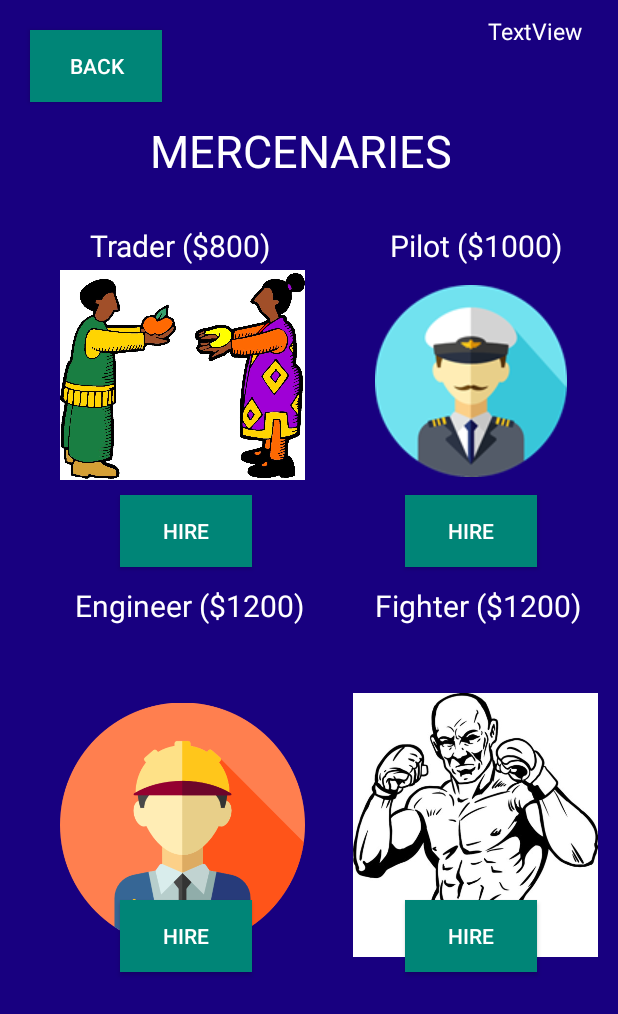
After one commit to marie077/Space-Traders, an Android app: the MercenaryActivity screen opened directly, with no data from a screen before it, on a phone screen of 412 x 824 dp. The commit adds this screen. Shown: the top 1014 px of the screen. Run offline under Robolectric (Android 15) with nearby library versions, the phone set to English and light mode, and no system bars; 1 statement that could not run was skipped.

Commit message:
mercen and politics

```diff
--- a/app/src/main/java/edu/gatech/cs2340/lab3newcomponents/entity/Player.java
+++ b/app/src/main/java/edu/gatech/cs2340/lab3newcomponents/entity/Player.java
@@ -109,7 +109,7 @@ public class Player implements Serializable {
         return politics;
     }
 
-    public void setPolitics(String pol) { politics = politics; }
+    public void setPolitics(String pol) { politics = pol; }
 
     public Difficulty getDifficulty() {return difficulty; }
 
--- a/app/src/main/java/edu/gatech/cs2340/lab3newcomponents/views/GameListActivity.java
+++ b/app/src/main/java/edu/gatech/cs2340/lab3newcomponents/views/GameListActivity.java
@@ -171,7 +171,7 @@ public class GameListActivity extends AppCompatActivity {
                                 String cargoList = (String) document.getData().get("cargoList");
                                 String planet = (String) document.getData().get("planet");
                                 String politics = (String) document.getData().get("politics");
-                                intent.putExtra("Player", new Player(name, difficulty, fighter, pilot, engineer, trader, money,cargoList, fuel, planet, politics));
+                                intent.putExtra("Player", new Player(name, difficulty, fighter, pilot, trader, engineer, money,cargoList, fuel, planet, politics));
                                 startActivity(intent);
                             }
                         }
--- a/app/src/main/java/edu/gatech/cs2340/lab3newcomponents/views/UniverseMapActivity.java
+++ b/app/src/main/java/edu/gatech/cs2340/lab3newcomponents/views/UniverseMapActivity.java
@@ -56,7 +56,7 @@ public class UniverseMapActivity extends AppCompatActivity {
             @Override
             public void onClick(View v) {
                 startActivity(new Intent(UniverseMapActivity.this, PlayActivity.class));
-                Intent intent = new Intent(UniverseMapActivity.this, PlayActivity.class);
+                final Intent intent = new Intent(UniverseMapActivity.this, PlayActivity.class);
                 player.setPlanet("Planet 1");
                 player.setPolitics("Anarchy");
                 player.setFuel(player.getFuel() - 10);
@@ -73,7 +73,7 @@ public class UniverseMapActivity extends AppCompatActivity {
                         .setCancelable(false)
                         .setNegativeButton("Ok", new DialogInterface.OnClickListener() {
                             public void onClick(DialogInterface dialog, int id) {
-                                dialog.cancel();
+                                dialog.dismiss();
                             }
                         });
                 AlertDialog alert = builder.create();
--- /dev/null
+++ b/app/src/main/res/layout/mercenary_screen.xml
@@ -0,0 +1,164 @@
+<?xml version="1.0" encoding="utf-8"?>
+<RelativeLayout
+    xmlns:android="http://schemas.android.com/apk/res/android"
+    xmlns:app="http://schemas.android.com/apk/res-auto"
+    xmlns:tools="http://schemas.android.com/tools"
+    android:layout_width="match_parent"
+    android:layout_height="match_parent"
+    android:background="#180080">
+
+    <Button
+        android:id="@+id/button"
+        android:layout_width="wrap_content"
+        android:layout_height="wrap_content"
+        android:background="@color/colorPrimary"
+        android:text="BACK"
+        android:textColor="@android:color/white"
+        tools:layout_editor_absoluteX="16dp"
+        android:layout_marginLeft="20dp"
+        android:layout_marginTop="20dp"
+        tools:layout_editor_absoluteY="32dp" />
+
+    <ImageView
+        android:id="@+id/imageViewtrader"
+        android:layout_width="163dp"
+        android:layout_height="420dp"
+        android:layout_marginLeft="40dp"
+        android:layout_marginTop="40dp"
+        app:srcCompat="@drawable/trader" />
+
+    <ImageView
+        android:id="@+id/imageViewpilot"
+        android:layout_width="wrap_content"
+        android:layout_height="wrap_content"
+        android:layout_marginLeft="250dp"
+        android:layout_marginTop="190dp"
+        app:srcCompat="@drawable/pilot" />
+
+    <ImageView
+        android:id="@+id/imageViewfighter"
+        android:layout_width="163dp"
+        android:layout_height="420dp"
+        android:layout_marginLeft="235dp"
+        android:layout_marginTop="340dp"
+        app:srcCompat="@drawable/fighter" />
+
+    <ImageView
+        android:id="@+id/imageViewengineer"
+        android:layout_width="163dp"
+        android:layout_height="420dp"
+        android:layout_marginLeft="40dp"
+        android:layout_marginTop="340dp"
+        app:srcCompat="@drawable/engineer" />
+
+    <Button
+        android:id="@+id/traderHire"
+        android:layout_width="wrap_content"
+        android:layout_height="wrap_content"
+        android:layout_marginLeft="80dp"
+        android:layout_marginTop="330dp"
+        android:background="@color/colorPrimary"
+        android:text="HIRE"
+        android:textColor="@android:color/white"
+        tools:layout_editor_absoluteX="61dp"
+        tools:layout_editor_absoluteY="357dp" />
+
+
+    <Button
+        android:id="@+id/pilotHire"
+        android:layout_width="wrap_content"
+        android:layout_height="wrap_content"
+        android:layout_marginLeft="270dp"
+        android:layout_marginTop="330dp"
+        android:background="@color/colorPrimary"
+        android:text="HIRE"
+        android:textColor="@android:color/white"
+        tools:layout_editor_absoluteX="248dp"
+        tools:layout_editor_absoluteY="357dp" />
+
+    <Button
+        android:id="@+id/fighterHire"
+        android:layout_width="wrap_content"
+        android:layout_height="wrap_content"
+        android:layout_marginLeft="270dp"
+        android:layout_marginTop="600dp"
+        android:background="@color/colorPrimary"
+        android:text="HIRE"
+        android:textColor="@android:color/white" />
+
+    <Button
+        android:id="@+id/engineerHire"
+        android:layout_width="wrap_content"
+        android:layout_height="wrap_content"
+        android:layout_marginLeft="80dp"
+        android:layout_marginTop="600dp"
+        android:background="@color/colorPrimary"
+        android:text="HIRE"
+        android:textColor="@android:color/white" />
+
+    <TextView
+        android:id="@+id/textView3"
+        android:layout_width="wrap_content"
+        android:layout_height="wrap_content"
+        android:text="Trader ($800)"
+        android:layout_marginLeft="60dp"
+        android:layout_marginTop="150dp"
+        android:textSize="20sp"
+        android:textColor="@android:color/white" />
+
+    <TextView
+        android:id="@+id/textView4"
+        android:layout_width="wrap_content"
+        android:layout_height="wrap_content"
+        android:text="Pilot ($1000)"
+        android:textColor="@android:color/white"
+        android:layout_marginLeft="260dp"
+        android:layout_marginTop="150dp"
+        android:textSize="20sp"/>
+
+    <TextView
+        android:id="@+id/textView7"
+        android:layout_width="wrap_content"
+        android:layout_height="wrap_content"
+        android:text="Fighter ($1200)"
+        android:textColor="@android:color/white"
+        android:layout_marginLeft="250dp"
+        android:layout_marginTop="390dp"
+        android:textSize="20sp"
+        tools:layout_editor_absoluteX="61dp"
+        tools:layout_editor_absoluteY="446dp" />
+
+
+    <TextView
+        android:id="@+id/textView5"
+        android:layout_width="wrap_content"
+        android:layout_height="30dp"
+        android:layout_marginLeft="50dp"
+        android:layout_marginTop="390dp"
+        android:text="Engineer ($1200)"
+        android:textColor="@android:color/white"
+        android:textSize="20sp" />
+
+    <TextView
+        android:id="@+id/moneyAmount"
+        android:layout_width="wrap_content"
+        android:layout_height="30dp"
+        android:text="TextView"
+        android:layout_marginLeft="325dp"
+        android:layout_marginTop="10dp"
+        android:textSize="15sp"
+        android:textColor="@android:color/white"
+        tools:layout_editor_absoluteX="295dp"
+        tools:layout_editor_absoluteY="42dp" />
+
+    <TextView
+        android:id="@+id/title"
+        android:layout_width="wrap_content"
+        android:layout_height="wrap_content"
+        android:text="MERCENARIES"
+        android:textAppearance="@style/TextAppearance.AppCompat.Caption"
+        android:textColor="@android:color/white"
+        android:layout_marginLeft="100dp"
+        android:layout_marginTop="80dp"
+        android:textSize="30sp" />
+</RelativeLayout>
```
Also changed, not shown: app/src/main/AndroidManifest.xml (+7 -0 lines), app/src/main/java/edu/gatech/cs2340/lab3newcomponents/views/BuyActivity.java (+6 -2 lines), app/src/main/java/edu/gatech/cs2340/lab3newcomponents/views/MarketActivity.java (+24 -1 lines), app/src/main/java/edu/gatech/cs2340/lab3newcomponents/views/MercenaryActivity.java (added, +209 -0 lines), app/src/main/java/edu/gatech/cs2340/lab3newcomponents/views/SellActivity.java (+28 -2 lines), app/src/main/res/layout/market_activity.xml (+15 -0 lines), app/src/main/res/drawable/engineer.png (added), app/src/main/res/drawable/fighter.jpg (added), app/src/main/res/drawable/pilot.png (added), app/src/main/res/drawable/trader.png (added).
